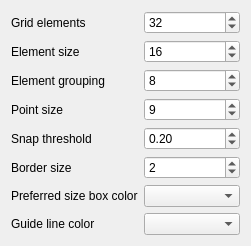
The window that ui/EditorConfigPage.ui (KDE/symboleditor) describes before a commit, drawn with Qt 5.
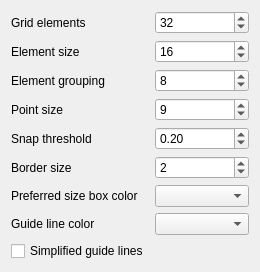
The same window after the commit. Custom widgets are drawn as their Qt base class.

Commit message:
Added option to simplify the number of angles checked for guides
With the option unchecked angles are checked at each 15 degrees, when
checked the angles checked are every 45 degree.

GUI: New gui option in configuration dialog

Diff of the .ui file:
```diff
--- a/ui/EditorConfigPage.ui
+++ b/ui/EditorConfigPage.ui
@@ -6,8 +6,8 @@
    <rect>
     <x>0</x>
     <y>0</y>
-    <width>251</width>
-    <height>214</height>
+    <width>260</width>
+    <height>239</height>
    </rect>
   </property>
   <property name="windowTitle">
@@ -170,6 +170,13 @@
      </property>
     </widget>
    </item>
+   <item row="8" column="0">
+    <widget class="QCheckBox" name="kcfg_Editor_SimplifiedGuideLines">
+     <property name="text">
+      <string>Simplified guide lines</string>
+     </property>
+    </widget>
+   </item>
   </layout>
  </widget>
  <customwidgets>
```
The commit also changes 2 other files.
